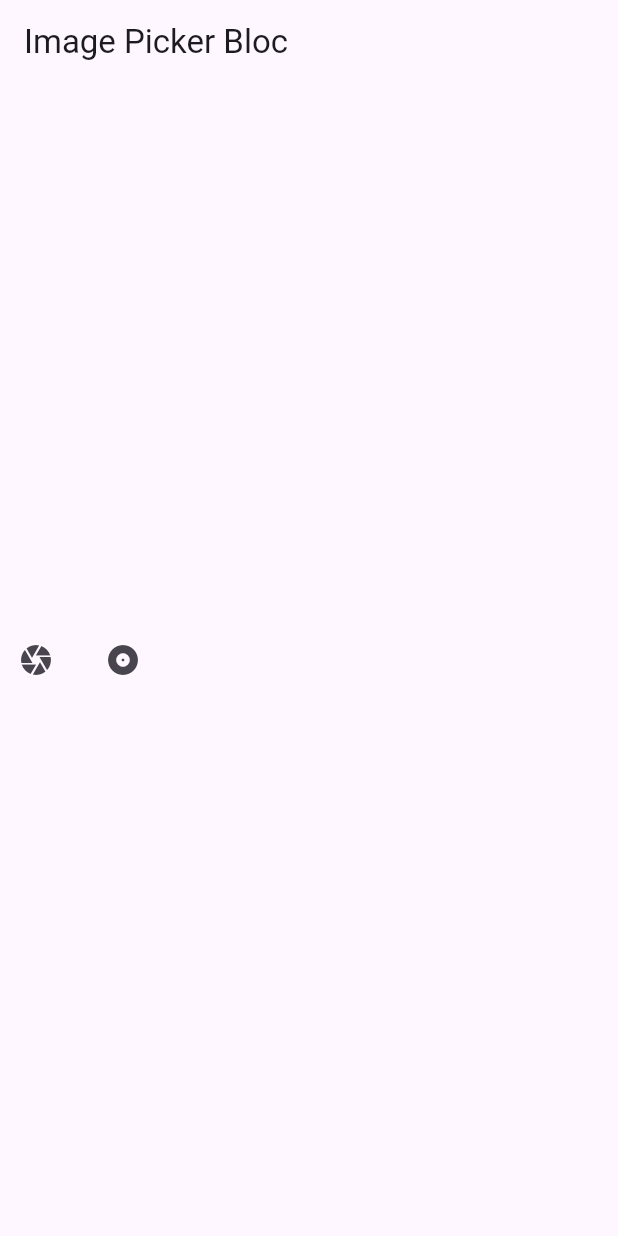
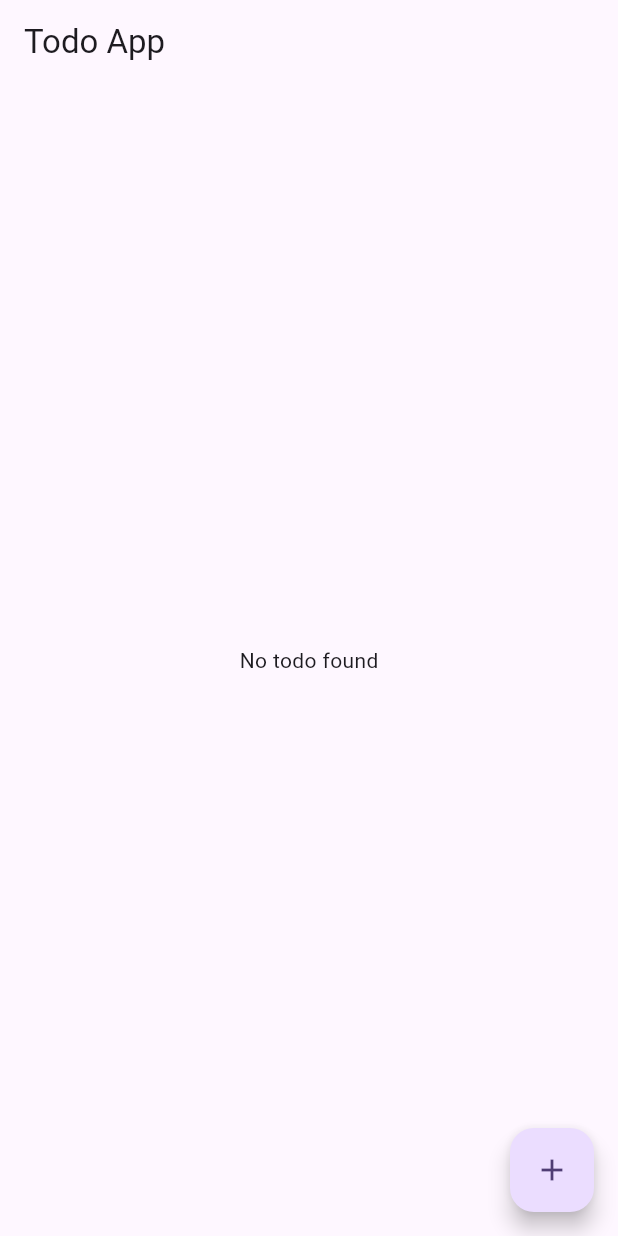
Before and after one commit to LuaDlc/bloc_examples, a Flutter app: the screen it shows after launch, on a phone screen of 412 x 824 dp. Run offline on Flutter 3.47's test engine with Material 3 defaults, Android fonts, the light colour scheme and no system bars; our stand-ins replace bloc, equatable, flutter_bloc, image_picker.

Commit message:
feat: todo list add and remove itens with bloc

```diff
--- /dev/null
+++ b/lib/bloc/todo/to_do_bloc.dart
@@ -0,0 +1,21 @@
+import 'package:bloc_multiple_states/bloc/todo/to_do_event.dart';
+import 'package:bloc_multiple_states/bloc/todo/to_do_state.dart';
+import 'package:flutter_bloc/flutter_bloc.dart';
+
+class ToDoBloc extends Bloc<TodoEvent, ToDoState> {
+  final List<String> todoList = [];
+  ToDoBloc() : super(const ToDoState()) {
+    on<RemoveListTodo>(removeListToDo);
+    on<AddListTodo>(addListToDo);
+  }
+
+  void removeListToDo(RemoveListTodo event, Emitter<ToDoState> emit) {
+    todoList.remove(event.task);
+    emit(state.copyWith(todoList: List.from(todoList)));
+  }
+
+  void addListToDo(AddListTodo event, Emitter<ToDoState> emit) async {
+    todoList.add(event.task);
+    emit(state.copyWith(todoList: List.from(todoList)));
+  }
+}
--- /dev/null
+++ b/lib/bloc/todo/to_do_event.dart
@@ -0,0 +1,25 @@
+// ignore_for_file: public_member_api_docs, sort_constructors_first
+import 'package:equatable/equatable.dart';
+
+abstract class TodoEvent extends Equatable {
+  const TodoEvent();
+}
+
+class AddListTodo extends TodoEvent {
+  final String task;
+  const AddListTodo({
+    required this.task,
+  });
+
+  @override
+  List<Object?> get props => [];
+}
+
+class RemoveListTodo extends TodoEvent {
+  final Object task;
+  const RemoveListTodo({
+    required this.task,
+  });
+  @override
+  List<Object?> get props => [task];
+}
--- /dev/null
+++ b/lib/bloc/todo/to_do_state.dart
@@ -0,0 +1,14 @@
+import 'package:equatable/equatable.dart';
+
+class ToDoState extends Equatable {
+  final List<String> todoList;
+
+  const ToDoState({this.todoList = const []});
+
+  ToDoState copyWith({List<String>? todoList}) {
+    return ToDoState(todoList: todoList ?? this.todoList);
+  }
+
+  @override
+  List<Object?> get props => [todoList];
+}
--- a/lib/main.dart
+++ b/lib/main.dart
@@ -1,6 +1,8 @@
 import 'package:bloc_multiple_states/bloc/counter_bloc/counter_bloc.dart';
 import 'package:bloc_multiple_states/bloc/image_picker/image_picker_bloc.dart';
+import 'package:bloc_multiple_states/bloc/todo/to_do_bloc.dart';
 import 'package:bloc_multiple_states/screens/image_picker_screen.dart';
+import 'package:bloc_multiple_states/screens/to_do_screen.dart';
 import 'package:bloc_multiple_states/utils/image_picker_utils.dart';
 import 'package:flutter/material.dart';
 import 'package:flutter_bloc/flutter_bloc.dart';
@@ -25,7 +27,12 @@ class MyApp extends StatelessWidget {
           BlocProvider(
             create: (_) => CounterBloc(),
           ),
-          BlocProvider(create: (_) => ImagePickerBloc(ImagePickerUtils()))
+          BlocProvider(
+            create: (_) => ImagePickerBloc(ImagePickerUtils()),
+          ),
+          BlocProvider(
+            create: (_) => ToDoBloc(),
+          ),
         ],
         child: BlocProvider(
           create: (context) => SwitchBloc(),
@@ -35,7 +42,7 @@ class MyApp extends StatelessWidget {
                 colorScheme: ColorScheme.fromSeed(seedColor: Colors.deepPurple),
                 useMaterial3: true,
               ),
-              home: const ImagePickerScreen()),
+              home: const ToDoScreen()),
         ));
   }
 }
--- /dev/null
+++ b/lib/screens/to_do_screen.dart
@@ -0,0 +1,60 @@
+import 'package:bloc_multiple_states/bloc/todo/to_do_bloc.dart';
+import 'package:bloc_multiple_states/bloc/todo/to_do_event.dart';
+import 'package:bloc_multiple_states/bloc/todo/to_do_state.dart';
+import 'package:flutter/material.dart';
+import 'package:flutter_bloc/flutter_bloc.dart';
+
+class ToDoScreen extends StatefulWidget {
+  const ToDoScreen({super.key});
+
+  @override
+  State<ToDoScreen> createState() => _ToDoScreenState();
+}
+
+class _ToDoScreenState extends State<ToDoScreen> {
+  @override
+  Widget build(BuildContext context) {
+    return Scaffold(
+      appBar: AppBar(
+        title: const Text('Todo App'),
+      ),
+      body: BlocBuilder<ToDoBloc, ToDoState>(builder: (context, state) {
+        if (state.todoList.isEmpty) {
+          return const Center(
+            child: Text('No todo found'),
+          );
+        } else if (state.todoList.isNotEmpty) {
+          return ListView.builder(
+            itemCount: state.todoList.length,
+            itemBuilder: (context, index) {
+              return ListTile(
+                title: Text(state.todoList[index]),
+                trailing: IconButton(
+                    onPressed: () {
+                      context
+                          .read<ToDoBloc>()
+                          .add(RemoveListTodo(task: state.todoList[index]));
+                    },
+                    icon: const Icon(Icons.delete)),
+              );
+            },
+          );
+        } else {
+          return const SizedBox();
+        }
+      }),
+      floatingActionButton: BlocBuilder<ToDoBloc, ToDoState>(
+        builder: (context, state) {
+          return FloatingActionButton(
+            onPressed: () {
+              for (int i = 0; i < 5; i++) {
+                context.read<ToDoBloc>().add(AddListTodo(task: 'Task $i'));
+              }
+            },
+            child: const Icon(Icons.add),
+          );
+        },
+      ),
+    );
+  }
+}
```
Also changed, not shown: 3 other files.
